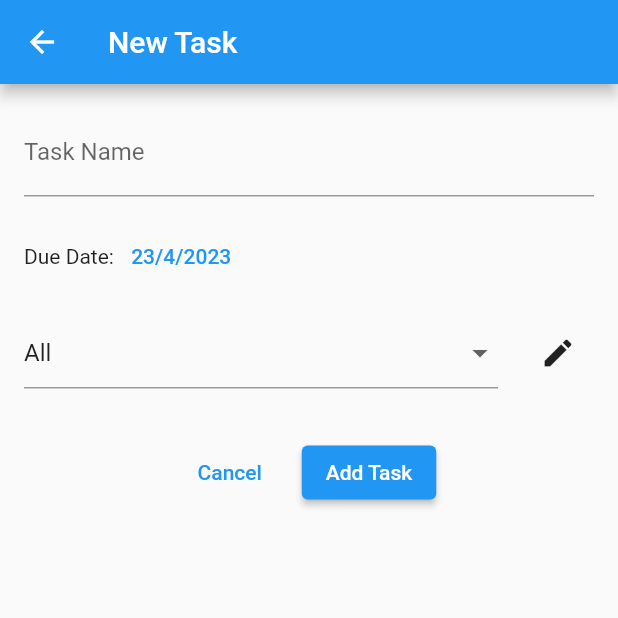
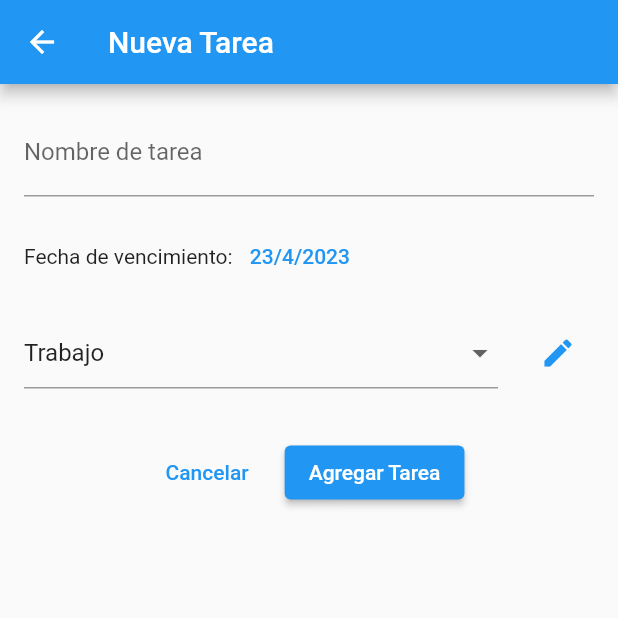
Before and after one commit to IsaiDiaz/todoapp_cubit, a Flutter app: the Home screen opened directly, after a tap on the "add" icon, on a phone screen of 412 x 824 dp, the top half of it. Run offline on Flutter 3.47's test engine with Material 2 defaults, Android fonts, the phone set to English and light mode, and no system bars; our stand-ins replace equatable, flutter_bloc.

Commit message:
Textos en español y frontend mejorado

```diff
--- a/lib/blocs/tags_cubit.dart
+++ b/lib/blocs/tags_cubit.dart
@@ -3,10 +3,9 @@ import 'package:todoapp_cubit/states/tag_state.dart';
 import 'package:todoapp_cubit/dto/tag.dart';
 
 List<Tag> defaultTags = [
-    Tag(text: 'All'),
-    Tag(text: 'Work'),
-    Tag(text: 'Home'),
-    Tag(text: 'Personal'),
+    const Tag(text: 'Trabajo'),
+    const Tag(text: 'Hogar'),
+    const Tag(text: 'Personal'),
   ];
 
 class TagsCubit extends Cubit<TagState> {
@@ -34,7 +33,7 @@ class TagsCubit extends Cubit<TagState> {
 
   void updateTemporalTag(Tag tag, String text){
     int updatedTagindex = state.temporalTags.indexOf(tag);
-    state.temporalTags[updatedTagindex].text = text;
+    state.temporalTags[updatedTagindex] = tag.copyWith(text: text);
     emit(state.copyWith(temporalTags: state.temporalTags));
   }
 
--- a/lib/blocs/tasks_cubit.dart
+++ b/lib/blocs/tasks_cubit.dart
@@ -13,4 +13,10 @@ class TasksCubit extends Cubit<TaskState> {
     emit(state.copyWith(tasks: state.tasks..remove(task)));
   }
 
+  void toogleTask(Task task) {
+    int toogledTaskIndex = state.tasks.indexOf(task);
+    state.tasks[toogledTaskIndex] = task.copyWith(isCompleted: !task.isCompleted);
+    emit(state.copyWith(tasks: state.tasks));
+  }
+
 }
--- a/lib/dto/tag.dart
+++ b/lib/dto/tag.dart
@@ -1,8 +1,10 @@
 import 'package:equatable/equatable.dart';
 
 class Tag extends Equatable{
-  String text;
-  Tag({required this.text});
+  final String text;
+  const Tag({required this.text});
+
+  Tag copyWith({String? text}) => Tag(text: text ?? this.text);
 
   @override
   List<Object?> get props => [text];
--- a/lib/dto/task.dart
+++ b/lib/dto/task.dart
@@ -4,11 +4,11 @@ import 'package:equatable/equatable.dart';
 class Task extends Equatable{
   final String title;
   final String description;
-  final DateTime dueDate;
+  final String dueDate;
   final bool isCompleted;
-  Tag tag;
+  final Tag tag;
 
-  Task({
+  const Task({
     required this.title,
     required this.description,
     required this.dueDate,
@@ -16,6 +16,22 @@ class Task extends Equatable{
     required this.tag,
   });
 
+  Task copyWith({
+    String? title,
+    String? description,
+    String? dueDate,
+    bool? isCompleted,
+    Tag? tag,
+  }) {
+    return Task(
+      title: title ?? this.title,
+      description: description ?? this.description,
+      dueDate: dueDate ?? this.dueDate,
+      isCompleted: isCompleted ?? this.isCompleted,
+      tag: tag ?? this.tag,
+    );
+  }
+
   @override
   List<Object?> get props => [title, description, dueDate, isCompleted, tag];
 }
--- a/lib/pages/add_task.dart
+++ b/lib/pages/add_task.dart
@@ -7,27 +7,29 @@ import 'package:todoapp_cubit/blocs/tags_cubit.dart';
 import 'package:todoapp_cubit/dto/task.dart';
 import 'package:todoapp_cubit/dto/tag.dart';
 
-class TaskForm extends StatelessWidget {
+class TaskForm extends StatefulWidget {
   const TaskForm({Key? key}) : super(key: key);
 
   @override
+  TaskFormState createState() => TaskFormState();
+}
+
+class TaskFormState extends State<TaskForm> {
+  final formKey = GlobalKey<FormState>();
+  DateTime dueDate = DateTime.now();
+  String taskName = '';
+
+  @override
   Widget build(BuildContext context) {
-    final formKey = GlobalKey<FormState>();
-    final tagsController = TextEditingController();
-
-    String taskName = '';
-    DateTime dueDate = DateTime.now();
-
     void submitForm() {
       if (formKey.currentState!.validate()) {
-        // Form is valid, do something with the data
         formKey.currentState!.save();
         int selectTag = BlocProvider.of<TagsCubit>(context).state.selectedTag;
         final task = Task(
           title: taskName,
           description: "Descripcion",
           isCompleted: false,
-          dueDate: dueDate,
+          dueDate: '${dueDate.day}/${dueDate.month}/${dueDate.year}',
           tag: BlocProvider.of<TagsCubit>(context).state.tags[selectTag],
         );
         BlocProvider.of<TasksCubit>(context).addTask(task);
@@ -37,7 +39,7 @@ class TaskForm extends StatelessWidget {
 
     return Scaffold(
       appBar: AppBar(
-        title: const Text('New Task'),
+        title: const Text('Nueva Tarea'),
       ),
       body: Padding(
         padding: const EdgeInsets.all(16.0),
@@ -48,32 +50,37 @@ class TaskForm extends StatelessWidget {
             children: <Widget>[
               TextFormField(
                 decoration: const InputDecoration(
-                  labelText: 'Task Name',
+                  labelText: 'Nombre de tarea',
                 ),
                 validator: (value) {
                   if (value!.isEmpty) {
-                    return 'Please enter a task name';
+                    return 'Porfavor ingresar un nombre de tarea';
                   }
                   return null;
                 },
                 onSaved: (value) {
-                  taskName = value!;
+                  setState(() {
+                    taskName = value!;
+                  });
                 },
               ),
               const SizedBox(height: 16.0),
               Row(
                 children: <Widget>[
-                  const Text('Due Date: '),
+                  const Text('Fecha de vencimiento: '),
                   TextButton(
                     onPressed: () async {
                       final date = await showDatePicker(
                         context: context,
                         initialDate: dueDate,
-                        firstDate: DateTime.now(),
-                        lastDate: DateTime.now().add(const Duration(days: 365)),
+                        firstDate: DateTime.now().subtract(const Duration(days: 3650)),
+                        lastDate: DateTime.now().add(const Duration(days: 3650)),
+                        locale: const Locale('es', ''),
                       );
                       if (date != null) {
-                        dueDate = date;
+                        setState(() {
+                          dueDate = date;
+                        });
                       }
                     },
                     child: Text(
@@ -90,7 +97,7 @@ class TaskForm extends StatelessWidget {
                       builder: (context, state) {
                         return DropdownButtonFormField(
                           value: state.tags.isEmpty ? null : state.tags[state.selectedTag],
-                          hint: const Text('Select a tag'),
+                          hint: const Text('Selecciona una etiqueta'),
                           items: state.tags.map((tag) {
                             return DropdownMenuItem(
                               value: tag,
@@ -106,10 +113,12 @@ class TaskForm extends StatelessWidget {
                   ),
                   const SizedBox(width: 16.0),
                   IconButton(
+                    tooltip: 'Agregar o editar etiquetas',
+                    color: Colors.blue,
                     onPressed: () => Navigator.push(
                         context,
                         MaterialPageRoute(
-                            builder: (context) => AddTag())),
+                            builder: (context) => const AddTag())),
                     icon: const Icon(Icons.edit),
                   ),
                 ],
@@ -123,12 +132,12 @@ class TaskForm extends StatelessWidget {
                     onPressed: () {
                       Navigator.of(context).pop();
                     },
-                    child: Text('Cancel'),
+                    child: const Text('Cancelar'),
                   ),
                   const SizedBox(width: 16.0),
                   ElevatedButton(
                     onPressed: submitForm,
-                    child: Text('Add Task'),
+                    child: const Text('Agregar Tarea'),
                   ),
                 ],
               ),
--- a/lib/pages/home.dart
+++ b/lib/pages/home.dart
@@ -9,11 +9,14 @@ class Home extends StatelessWidget {
 
   @override
   Widget build(BuildContext context) {
+    Color completedColor = Colors.green;
+    Color pendingColor = Colors.red;
+
     return BlocBuilder<TasksCubit, TaskState>(
       builder: (context, state) {
         return Scaffold(
           appBar: AppBar(
-            title: Text('Task List'),
+            title: const Text('Lista de tareas'),
           ),
           body: Padding(
             padding: const EdgeInsets.all(15.0),
@@ -33,35 +36,21 @@ class Home extends StatelessWidget {
                       ),
                     ),
                     onPressed: () =>
-                     Navigator.push(context, MaterialPageRoute(builder: (context) => TaskForm())),
+                     Navigator.push(context, MaterialPageRoute(builder: (context) => const TaskForm())),
                     child: const Icon(Icons.add)),
                 ),
 
                 for (var task in state.tasks)
                   Padding(
-                    padding: EdgeInsets.all(8.0),
+                    padding: const EdgeInsets.all(8.0),
                     child: Container(
-                      padding: EdgeInsets.all(16.0),
-                      decoration: const BoxDecoration(
+                      padding: const EdgeInsets.all(16.0),
+                      decoration: BoxDecoration(
                         color: Colors.white,
-                        border: Border(
-                          right: BorderSide(
-                            color: Colors.grey,
-                            width: 1.0,
-                          ),
-                          left: BorderSide(
-                            color: Colors.grey,
-                            width: 1.0,
-                          ),
-                          top: BorderSide(
-                            color: Colors.grey,
-                            width: 1.0,
-                          ),
-                          bottom: BorderSide(
-                            color: Colors.grey,
-                            width: 1.0,
-                          ),
-                        ),
+                        border: Border.all(
+                          color: task.isCompleted ? completedColor : pendingColor,
+                          width: 1.0,
+                        )
                       ),
                       child: Column(
                         crossAxisAlignment: CrossAxisAlignment.start,
@@ -75,7 +64,7 @@ class Home extends StatelessWidget {
                           ),
                           const SizedBox(height: 8.0),
                           Text(
-                            task.dueDate.toString(),
+                            task.dueDate,
                             style: TextStyle(
                               color: Colors.grey[600],
                             ),
@@ -96,11 +85,31 @@ class Home extends StatelessWidget {
                           ),
                           const SizedBox(height: 8.0),
                           Text(
-                            task.isCompleted ? 'Completed' : 'Pending',
+                            task.isCompleted ? 'Completado' : 'Pendiente',
                             style: TextStyle(
                               color: Colors.grey[600],
                             ),
                           ),
+                          const SizedBox(height: 8.0),
+                          Row(
+                            mainAxisAlignment: MainAxisAlignment.end,
+                            children: <Widget>[
+                              IconButton(
+                                onPressed: () => context.read<TasksCubit>().toogleTask(task),
+                                icon: Icon(
+                                  task.isCompleted ? Icons.check_box : Icons.check_box_outline_blank,
+                                  color: task.isCompleted ? completedColor : pendingColor,
+                                ),
+                              ),
+                              IconButton(
+                                onPressed: () => context.read<TasksCubit>().removeTask(task),
+                                icon: const Icon(
+                                  Icons.delete,
+                                  color: Color.fromARGB(209, 244, 67, 54),
+                                ),
+                              ),
+                            ],
+                          )
                         ],
                       )
                     ),
--- a/pubspec.yaml
+++ b/pubspec.yaml
@@ -9,6 +9,8 @@ environment:
 dependencies:
   flutter:
     sdk: flutter
+  flutter_localizations:
+    sdk: flutter
   flutter_bloc: ^8.0.0
   equatable: ^2.0.0
 
```
Also changed, not shown: lib/main.dart (+10 -0 lines), lib/pages/add_tag.dart (+36 -16 lines), lib/pages/login.dart (+12 -15 lines), pubspec.lock.
